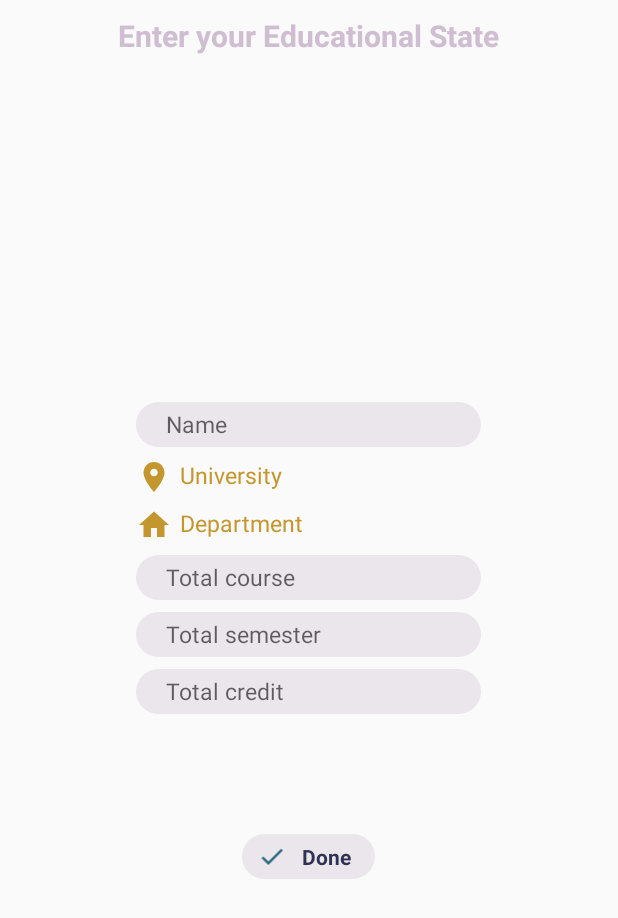
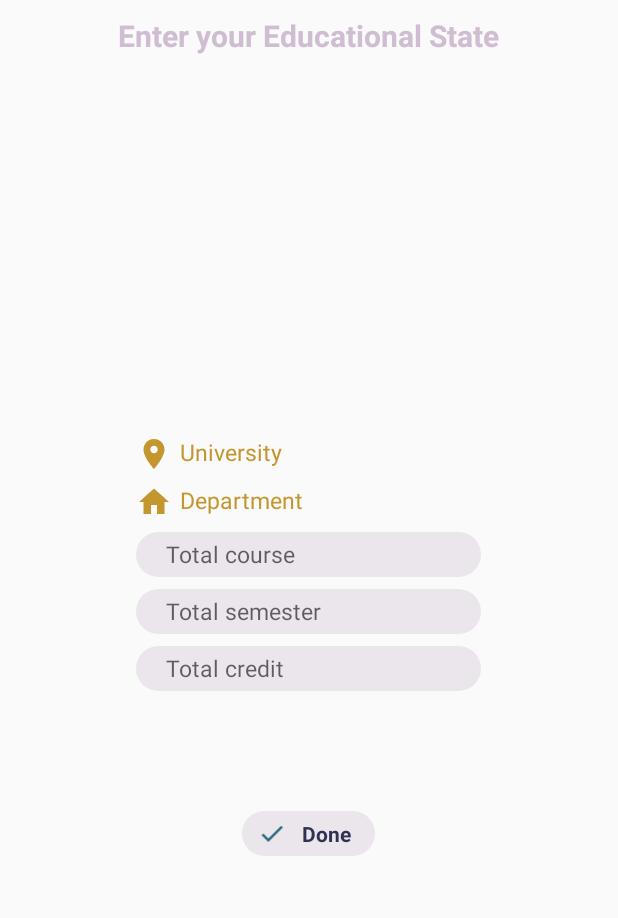
Before and after one commit to Apurba000Biswas/CourseAssistant, an Android app: the layout fragment_log_in_add_profile.xml on its own in the app's theme, with its tools: preview values and no code run, on a phone screen of 412 x 824 dp. Shown: the top 918 px of the screen. Run offline under Robolectric (Android 15) with nearby library versions, the phone set to English and light mode, and no system bars.

```diff
--- a/app/src/main/java/com/team73/courseassistant/fragments/LogInEmailFragment.java
+++ b/app/src/main/java/com/team73/courseassistant/fragments/LogInEmailFragment.java
@@ -105,8 +105,8 @@ public class LogInEmailFragment extends Fragment implements
             if (result.isSuccess()) {
                 GoogleSignInAccount acct = result.getSignInAccount();
                 MainActivityLauncherListener listener = (MainActivityLauncherListener) getContext();
+                assert listener != null;
                 listener.checkAndLunch(acct);
-                //Toast.makeText(getContext(), "Signed as : " + acct.getEmail(), Toast.LENGTH_SHORT).show();
 
             } else {
                 Toast.makeText(getContext(), "Failed ", Toast.LENGTH_SHORT).show();
--- a/app/src/main/res/layout/fragment_log_in_add_profile.xml
+++ b/app/src/main/res/layout/fragment_log_in_add_profile.xml
@@ -25,15 +25,6 @@
         android:paddingBottom="80dp"
         android:layout_height="wrap_content">
 
-        <EditText
-            android:layout_gravity="center_vertical"
-            android:layout_width="230dp"
-            android:layout_height="30dp"
-            android:paddingLeft="20dp"
-            android:paddingRight="20dp"
-            android:textSize="15sp"
-            android:background="@drawable/arch"
-            android:hint="@string/hint_name"/>
 
         <LinearLayout
             android:layout_marginTop="8dp"
--- a/app/src/main/res/values/strings.xml
+++ b/app/src/main/res/values/strings.xml
@@ -24,6 +24,8 @@
     <string name="sign_in_prompt">Let us know who you are?</string>
     <string name="add_profile_prompt">Enter your Educational State</string>
 
+    <string name="no_record">No Record Found. Create Your Profile</string>
+
     <!-- TODO: Remove or change this placeholder text -->
     <string name="hello_blank_fragment">Hello blank fragment</string>
 
```
Also changed, not shown: app/src/main/java/com/team73/courseassistant/activity/LogInActivity.java (+17 -24 lines), app/src/main/res/layout/activity_log_in.xml (+11 -0 lines).
